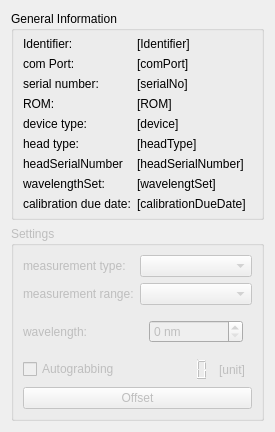
Before: the Qt Designer form OphirPowermeter/dockWidgetOphirPowermeter.ui in itom-project/plugins, drawn with Qt 5.
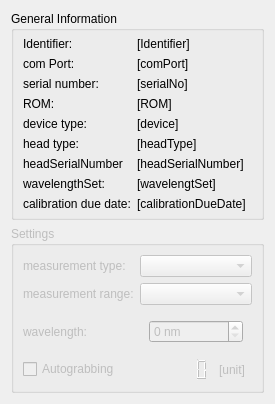
After: the same form once the commit is applied.

Commit message: OphirPowermeter: delete offset, must be done on control unit.

The edit to the form file:
```diff
--- a/OphirPowermeter/dockWidgetOphirPowermeter.ui
+++ b/OphirPowermeter/dockWidgetOphirPowermeter.ui
@@ -6,8 +6,8 @@
    <rect>
     <x>0</x>
     <y>0</y>
-    <width>262</width>
-    <height>425</height>
+    <width>257</width>
+    <height>379</height>
    </rect>
   </property>
   <property name="windowTitle">
@@ -293,13 +293,6 @@
         </item>
        </layout>
       </item>
-      <item row="4" column="0" colspan="2">
-       <widget class="QPushButton" name="pushButtonOffset">
-        <property name="text">
-         <string>Offset</string>
-        </property>
-       </widget>
-      </item>
      </layout>
     </widget>
    </item>
```
The commit also changes 6 other files.
